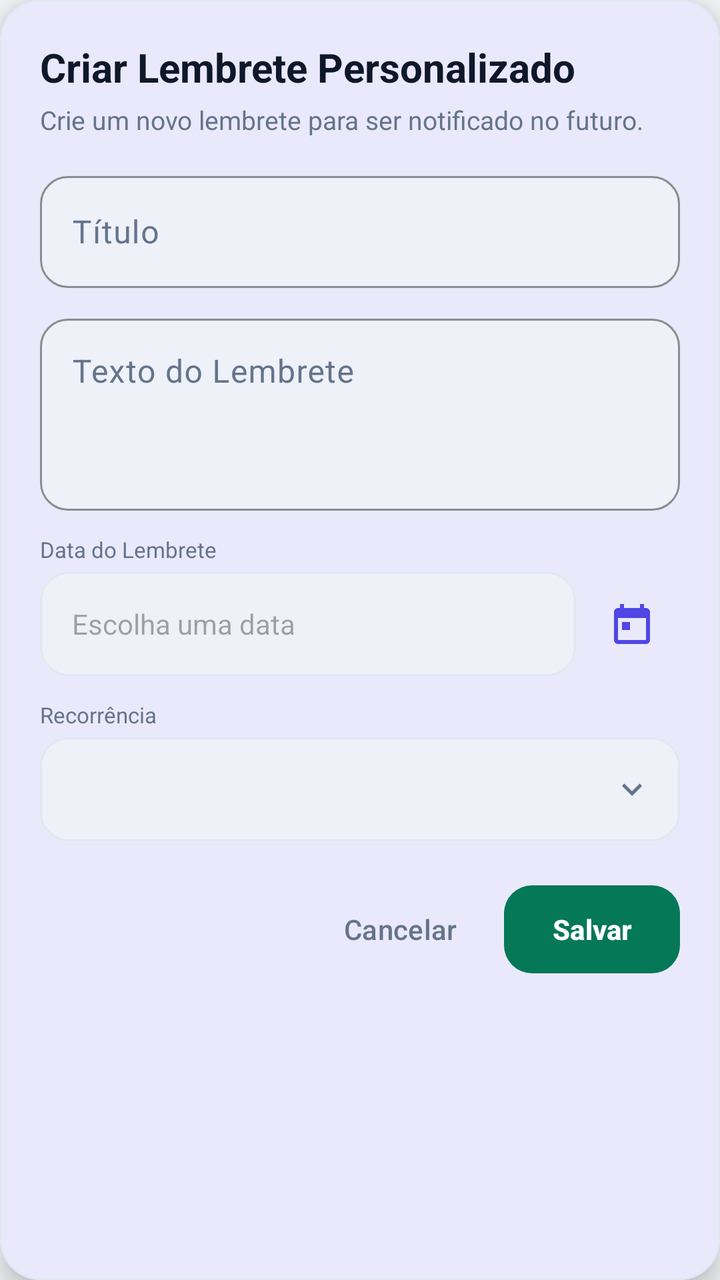
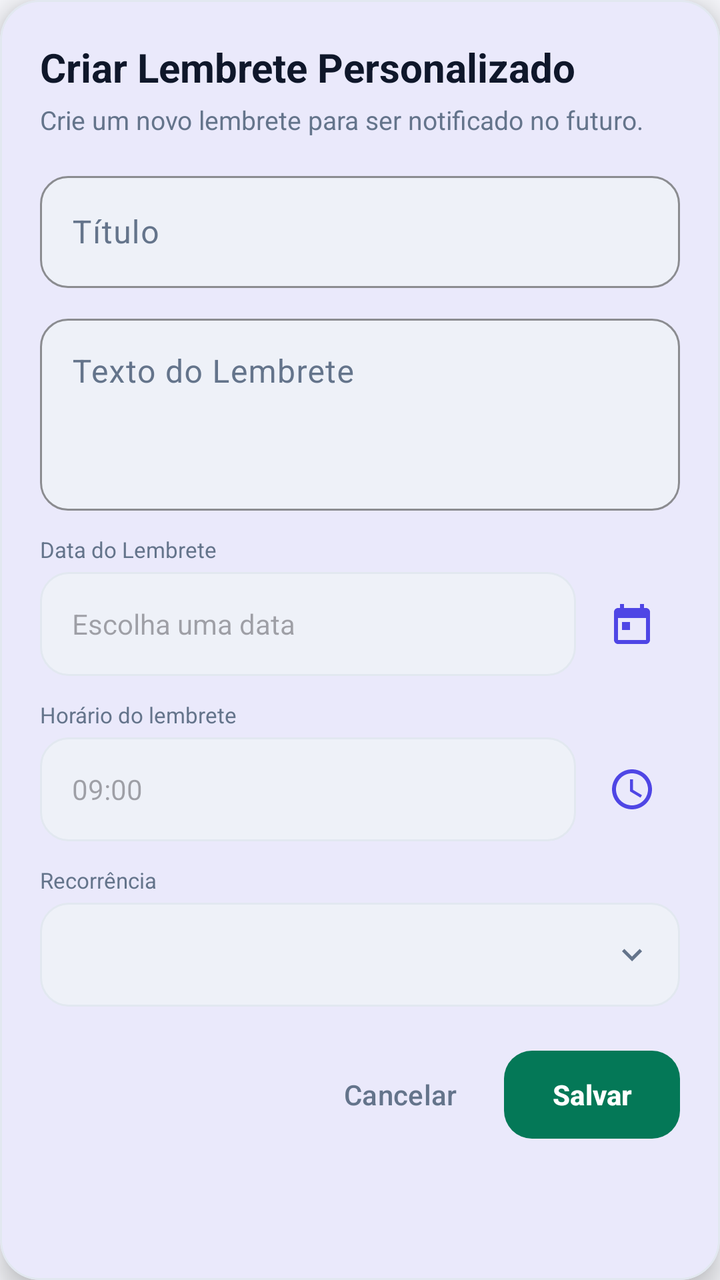

The first picture is an Android layout as it rendered before a commit; the second is the same layout after the commit. The layout source and the unified diff follow.
<!-- AndroidManifest.xml: application theme Theme.Appfinanceiro -->
<!-- res/layout/dialog_create_reminder.xml -->
<?xml version="1.0" encoding="utf-8"?>
<com.google.android.material.card.MaterialCardView xmlns:android="http://schemas.android.com/apk/res/android"
    xmlns:app="http://schemas.android.com/apk/res-auto"
    style="@style/ModernCard"
    android:layout_width="match_parent"
    android:layout_height="wrap_content"
    app:cardElevation="8dp">

    <LinearLayout
        android:layout_width="match_parent"
        android:layout_height="wrap_content"
        android:orientation="vertical"
        android:padding="20dp">

        <TextView
            android:layout_width="match_parent"
            android:layout_height="wrap_content"
            android:text="@string/notification_create_title"
            android:textColor="?attr/colorOnSurface"
            android:textSize="20sp"
            android:textStyle="bold" />

        <TextView
            android:layout_width="match_parent"
            android:layout_height="wrap_content"
            android:layout_marginTop="4dp"
            android:text="@string/notification_create_desc"
            android:textColor="?attr/colorOnSurfaceVariant"
            android:textSize="13sp" />

        <com.google.android.material.textfield.TextInputLayout
            style="@style/ModernTextInput"
            android:layout_width="match_parent"
            android:layout_height="wrap_content"
            android:layout_marginTop="14dp"
            android:hint="@string/notification_field_title">

            <com.google.android.material.textfield.TextInputEditText
                android:id="@+id/reminderTitleEditText"
                android:layout_width="match_parent"
                android:layout_height="56dp"
                android:inputType="textCapSentences"
                android:maxLength="255"
                android:singleLine="true"
                android:textColor="?attr/colorOnSurface" />
        </com.google.android.material.textfield.TextInputLayout>

        <com.google.android.material.textfield.TextInputLayout
            style="@style/ModernTextInput"
            android:layout_width="match_parent"
            android:layout_height="wrap_content"
            android:layout_marginTop="10dp"
            android:hint="@string/notification_field_text">

            <com.google.android.material.textfield.TextInputEditText
                android:id="@+id/reminderTextEditText"
                android:layout_width="match_parent"
                android:layout_height="96dp"
                android:gravity="top|start"
                android:inputType="textCapSentences|textMultiLine"
                android:maxLength="1000"
                android:minLines="2"
                android:textColor="?attr/colorOnSurface" />
        </com.google.android.material.textfield.TextInputLayout>

        <TextView
            android:layout_width="match_parent"
            android:layout_height="wrap_content"
            android:layout_marginTop="12dp"
            android:text="@string/notification_field_date"
            android:textColor="?attr/colorOnSurfaceVariant"
            android:textSize="11sp" />

        <LinearLayout
            android:layout_width="match_parent"
            android:layout_height="wrap_content"
            android:layout_marginTop="4dp"
            android:gravity="center_vertical"
            android:orientation="horizontal">

            <TextView
                android:id="@+id/reminderDateTextView"
                android:layout_width="0dp"
                android:layout_height="52dp"
                android:layout_weight="1"
                android:background="@drawable/bg_period_selector"
                android:clickable="true"
                android:focusable="true"
                android:gravity="center_vertical"
                android:hint="@string/notification_field_date_hint"
                android:paddingStart="16dp"
                android:paddingEnd="16dp"
                android:textColor="?attr/colorOnSurface"
                android:textSize="14sp" />

            <ImageButton
                android:id="@+id/reminderDateButton"
                android:layout_width="48dp"
                android:layout_height="48dp"
                android:layout_marginStart="4dp"
                android:background="?attr/selectableItemBackgroundBorderless"
                android:contentDescription="@string/notification_field_date"
                android:padding="12dp"
                android:src="@drawable/ic_month_calendar"
                app:tint="?attr/colorPrimary" />
        </LinearLayout>

        <TextView
            android:layout_width="match_parent"
            android:layout_height="wrap_content"
            android:layout_marginTop="12dp"
            android:text="@string/notification_field_recurrence"
            android:textColor="?attr/colorOnSurfaceVariant"
            android:textSize="11sp" />

        <Spinner
            android:id="@+id/reminderRecurrenceSpinner"
            android:layout_width="match_parent"
            android:layout_height="52dp"
            android:layout_marginTop="4dp"
            android:background="@drawable/bg_spinner_selector"
            android:paddingStart="16dp"
            android:paddingEnd="44dp" />

        <LinearLayout
            android:layout_width="match_parent"
            android:layout_height="wrap_content"
            android:layout_marginTop="18dp"
            android:gravity="end"
            android:orientation="horizontal">

            <com.google.android.material.button.MaterialButton
                android:id="@+id/cancelReminderButton"
                style="@style/Widget.Material3.Button.TextButton"
                android:layout_width="wrap_content"
                android:layout_height="48dp"
                android:text="@string/history_cancel"
                android:textAllCaps="false"
                android:textColor="?attr/colorOnSurfaceVariant" />

            <com.google.android.material.button.MaterialButton
                android:id="@+id/saveReminderButton"
                style="@style/PrimaryCTAButton"
                android:layout_width="wrap_content"
                android:layout_height="52dp"
                android:layout_marginStart="8dp"
                android:text="@string/notification_save" />
        </LinearLayout>
    </LinearLayout>
</com.google.android.material.card.MaterialCardView>
<!-- resources referenced by this layout -->
<resources>
  <!-- drawable bg_period_selector (drawable) -->
  <?xml version="1.0" encoding="utf-8"?>
  <shape xmlns:android="http://schemas.android.com/apk/res/android"
      android:shape="rectangle">
      <solid android:color="?attr/colorSurfaceVariant" />
      <corners android:radius="14dp" />
      <stroke
          android:width="1dp"
          android:color="?attr/colorOutline" />
  </shape>
  <string name="history_cancel">Cancelar</string>
  <string name="notification_create_desc">Crie um novo lembrete para ser notificado no futuro.</string>
  <string name="notification_create_title">Criar Lembrete Personalizado</string>
  <string name="notification_field_date">Data do Lembrete</string>
  <string name="notification_field_date_hint">Escolha uma data</string>
  <string name="notification_field_recurrence">Recorrência</string>
  <string name="notification_field_text">Texto do Lembrete</string>
  <string name="notification_field_title">Título</string>
  <string name="notification_save">Salvar</string>
  <style name="ModernCard" parent="Widget.Material3.CardView.Filled">
          <item name="cardBackgroundColor">?attr/colorSurface</item>
          <item name="cardCornerRadius">20dp</item>
          <item name="cardElevation">2dp</item>
          <item name="strokeColor">?attr/colorOutline</item>
          <item name="strokeWidth">1dp</item>
      </style>
  <style name="PrimaryCTAButton" parent="Widget.Material3.Button">
          <item name="backgroundTint">?attr/colorTertiary</item>
          <item name="android:textColor">?attr/colorOnTertiary</item>
          <item name="android:textAllCaps">false</item>
          <item name="android:textStyle">bold</item>
          <item name="android:minHeight">52dp</item>
          <item name="cornerRadius">14dp</item>
      </style>
  <style name="Theme.Appfinanceiro" parent="Theme.Appfinanceiro.Base">
          <item name="android:windowLightStatusBar">true</item>
          <item name="android:windowLightNavigationBar">true</item>
      </style>
  <!-- drawable ic_chevron_down (drawable) -->
  <?xml version="1.0" encoding="utf-8"?>
  <vector xmlns:android="http://schemas.android.com/apk/res/android"
      android:width="24dp"
      android:height="24dp"
      android:viewportWidth="24"
      android:viewportHeight="24">
      <path
          android:fillColor="@color/on_surface_variant"
          android:pathData="M7.41,8.59L12,13.17l4.59,-4.58L18,10l-6,6 -6,-6z" />
  </vector>
  <color name="on_surface_variant">#FF64748B</color>
  <color name="brand_primary">#FF4F46E5</color>
  <color name="on_brand">#FFFFFFFF</color>
  <color name="surface_variant">#FFEEF1F8</color>
  <color name="on_surface">#FF0F172A</color>
  <color name="brand_secondary">#FF0EA5E9</color>
  <color name="cta_primary">#FF047857</color>
  <color name="on_cta">#FFFFFFFF</color>
  <color name="surface">#FFFFFFFF</color>
  <color name="surface_elevated">#FFFFFFFF</color>
  <color name="background">#FFF6F7FB</color>
  <color name="on_background">#FF0F172A</color>
  <color name="error">#FFDC2626</color>
  <color name="on_error">#FFFFFFFF</color>
  <color name="outline">#FFE2E8F0</color>
  <!-- unchanged entries left out for length: 4 -->
</resources>

<!-- the commit's change to res/layout/dialog_create_reminder.xml (unified diff, before → after) -->
@@ -109,6 +109,48 @@
             android:layout_width="match_parent"
             android:layout_height="wrap_content"
             android:layout_marginTop="12dp"
+            android:text="@string/notification_field_time"
+            android:textColor="?attr/colorOnSurfaceVariant"
+            android:textSize="11sp" />
+
+        <LinearLayout
+            android:layout_width="match_parent"
+            android:layout_height="wrap_content"
+            android:layout_marginTop="4dp"
+            android:gravity="center_vertical"
+            android:orientation="horizontal">
+
+            <TextView
+                android:id="@+id/reminderTimeTextView"
+                android:layout_width="0dp"
+                android:layout_height="52dp"
+                android:layout_weight="1"
+                android:background="@drawable/bg_period_selector"
+                android:clickable="true"
+                android:focusable="true"
+                android:gravity="center_vertical"
+                android:hint="@string/notification_field_time_hint"
+                android:paddingStart="16dp"
+                android:paddingEnd="16dp"
+                android:textColor="?attr/colorOnSurface"
+                android:textSize="14sp" />
+
+            <ImageButton
+                android:id="@+id/reminderTimeButton"
+                android:layout_width="48dp"
+                android:layout_height="48dp"
+                android:layout_marginStart="4dp"
+                android:background="?attr/selectableItemBackgroundBorderless"
+                android:contentDescription="@string/notification_field_time"
+                android:padding="12dp"
+                android:src="@drawable/ic_clock"
+                app:tint="?attr/colorPrimary" />
+        </LinearLayout>
+
+        <TextView
+            android:layout_width="match_parent"
+            android:layout_height="wrap_content"
+            android:layout_marginTop="12dp"
             android:text="@string/notification_field_recurrence"
             android:textColor="?attr/colorOnSurfaceVariant"
             android:textSize="11sp" />
<!-- resource entries referenced after the edit -->
@@ -10,6 +10,13 @@
           android:width="1dp"
           android:color="?attr/colorOutline" />
   </shape>
+  <!-- drawable ic_clock (drawable) -->
+  <vector xmlns:android="http://schemas.android.com/apk/res/android"
+      android:width="24dp" android:height="24dp"
+      android:viewportWidth="24" android:viewportHeight="24">
+      <path android:fillColor="#FF000000"
+          android:pathData="M11.99,2C6.47,2 2,6.48 2,12s4.47,10 9.99,10C17.52,22 22,17.52 22,12S17.52,2 11.99,2zM12,20c-4.42,0 -8,-3.58 -8,-8s3.58,-8 8,-8 8,3.58 8,8 -3.58,8 -8,8zM12.5,7H11v6l5.25,3.15 0.75,-1.23 -4.5,-2.67z" />
+  </vector>
   <string name="history_cancel">Cancelar</string>
   <string name="notification_create_desc">Crie um novo lembrete para ser notificado no futuro.</string>
   <string name="notification_create_title">Criar Lembrete Personalizado</string>
@@ -17,6 +24,8 @@
   <string name="notification_field_date_hint">Escolha uma data</string>
   <string name="notification_field_recurrence">Recorrência</string>
   <string name="notification_field_text">Texto do Lembrete</string>
+  <string name="notification_field_time">Horário do lembrete</string>
+  <string name="notification_field_time_hint">09:00</string>
   <string name="notification_field_title">Título</string>
   <string name="notification_save">Salvar</string>
   <style name="ModernCard" parent="Widget.Material3.CardView.Filled">
